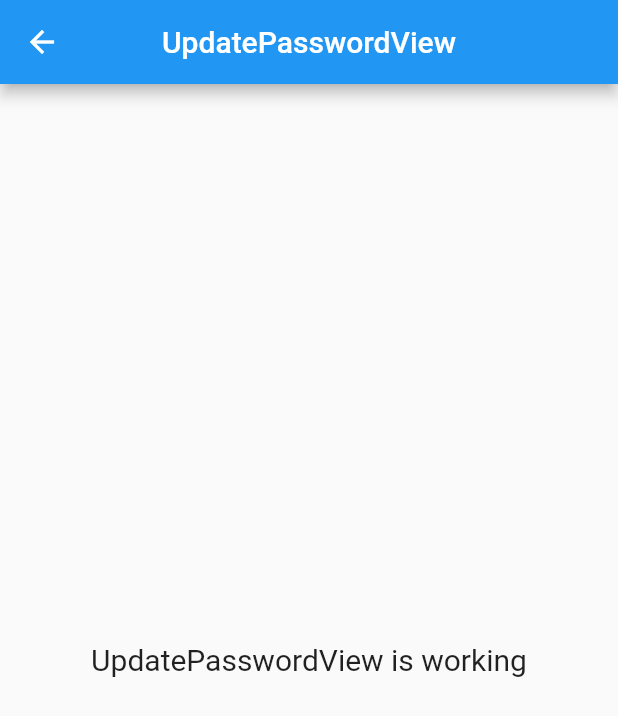
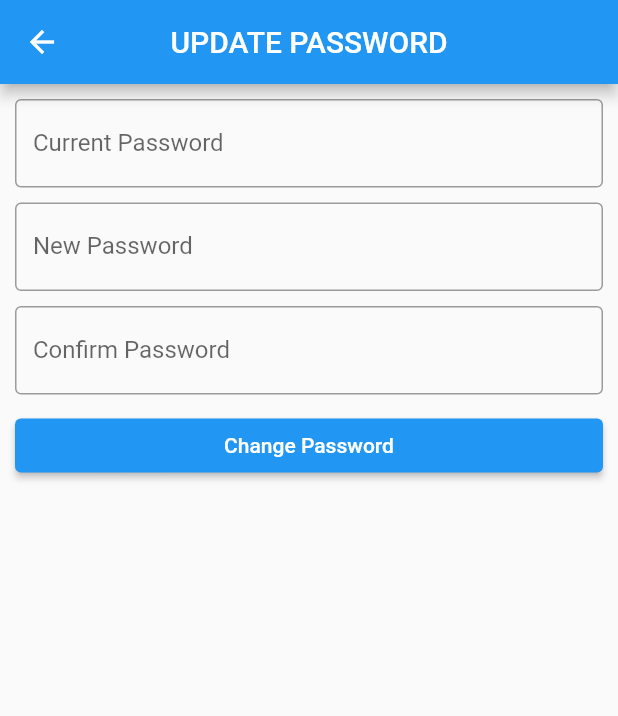
Before and after one commit to Ridhorezi/my-presence, a Flutter app: the UpdatePasswordView screen opened by its route, on a phone screen of 412 x 824 dp. Shown: the top 716 px of the screen. Run offline on Flutter 3.47's test engine with Material 2 defaults, Android fonts, the phone set to English and light mode, and no system bars; our stand-ins replace cloud_firestore, firebase_auth, firebase_core, get; accounts and stored records are empty; network calls fail.

Commit message:
Create update password

```diff
--- a/lib/app/modules/profile/views/profile_view.dart
+++ b/lib/app/modules/profile/views/profile_view.dart
@@ -19,7 +19,7 @@ class ProfileView extends GetView<ProfileController> {
         stream: controller.streamUser(),
         builder: (context, snap) {
           if (snap.connectionState == ConnectionState.waiting) {
-            const Center(
+            return const Center(
               child: CircularProgressIndicator(),
             );
           }
--- a/lib/app/modules/update_password/controllers/update_password_controller.dart
+++ b/lib/app/modules/update_password/controllers/update_password_controller.dart
@@ -1,3 +1,58 @@
+import 'package:firebase_auth/firebase_auth.dart';
+import 'package:flutter/widgets.dart';
 import 'package:get/get.dart';
 
-class UpdatePasswordController extends GetxController {}
+class UpdatePasswordController extends GetxController {
+  RxBool isLoading = false.obs;
+
+  TextEditingController currentController = TextEditingController();
+  TextEditingController newController = TextEditingController();
+  TextEditingController confirmController = TextEditingController();
+
+  FirebaseAuth auth = FirebaseAuth.instance;
+
+  void updatePassword() async {
+    if (currentController.text.isNotEmpty &&
+        newController.text.isNotEmpty &&
+        confirmController.text.isNotEmpty) {
+      if (newController.text == confirmController.text) {
+        isLoading.value = true;
+        try {
+          String emailUser = auth.currentUser!.email!;
+
+          await auth.signInWithEmailAndPassword(
+            email: emailUser,
+            password: currentController.text,
+          );
+
+          await auth.currentUser!.updatePassword(newController.text);
+
+          Get.back();
+
+          Get.snackbar("Sukses", "Password berhasil di update.");
+        } on FirebaseException catch (e) {
+          if (e.code == "wrong-password") {
+            Get.snackbar(
+              "Terjadi Kesalahan",
+              "Password yang anda masukan tidak valid!",
+            );
+          } else {
+            Get.snackbar(
+              "Terjadi Kesalahan",
+              // ignore: unnecessary_string_interpolations
+              "${e.code.toLowerCase()}",
+            );
+          }
+        } catch (e) {
+          Get.snackbar("Terjadi Kesalahan", "Tidak dapat update password!");
+        } finally {
+          isLoading.value = false;
+        }
+      } else {
+        Get.snackbar("Terjadi Kesalahan", "Confirm password tidak valid!");
+      }
+    } else {
+      Get.snackbar("Terjadi Kesalahan", "Semua input wajib di isi!");
+    }
+  }
+}
--- a/lib/app/modules/update_password/views/update_password_view.dart
+++ b/lib/app/modules/update_password/views/update_password_view.dart
@@ -10,14 +10,61 @@ class UpdatePasswordView extends GetView<UpdatePasswordController> {
   Widget build(BuildContext context) {
     return Scaffold(
       appBar: AppBar(
-        title: const Text('UpdatePasswordView'),
+        title: const Text('UPDATE PASSWORD'),
         centerTitle: true,
       ),
-      body: const Center(
-        child: Text(
-          'UpdatePasswordView is working',
-          style: TextStyle(fontSize: 20),
-        ),
+      body: ListView(
+        padding: const EdgeInsets.all(10),
+        children: [
+          TextField(
+            controller: controller.currentController,
+            autocorrect: false,
+            obscureText: true,
+            decoration: const InputDecoration(
+              labelText: "Current Password",
+              border: OutlineInputBorder(),
+            ),
+          ),
+          const SizedBox(
+            height: 10,
+          ),
+          TextField(
+            controller: controller.newController,
+            autocorrect: false,
+            obscureText: true,
+            decoration: const InputDecoration(
+              labelText: "New Password",
+              border: OutlineInputBorder(),
+            ),
+          ),
+          const SizedBox(
+            height: 10,
+          ),
+          TextField(
+            controller: controller.confirmController,
+            autocorrect: false,
+            obscureText: true,
+            decoration: const InputDecoration(
+              labelText: "Confirm Password",
+              border: OutlineInputBorder(),
+            ),
+          ),
+          const SizedBox(
+            height: 10,
+          ),
+          Obx(
+            () => ElevatedButton(
+              onPressed: () {
+                if (controller.isLoading.isFalse) {
+                  controller.updatePassword();
+                }
+              },
+              child: Text(
+                controller.isLoading.isFalse ? "Change Password" : "Loading...",
+              ),
+            ),
+          )
+        ],
       ),
     );
   }
```
Also changed, not shown: 3 other files.
